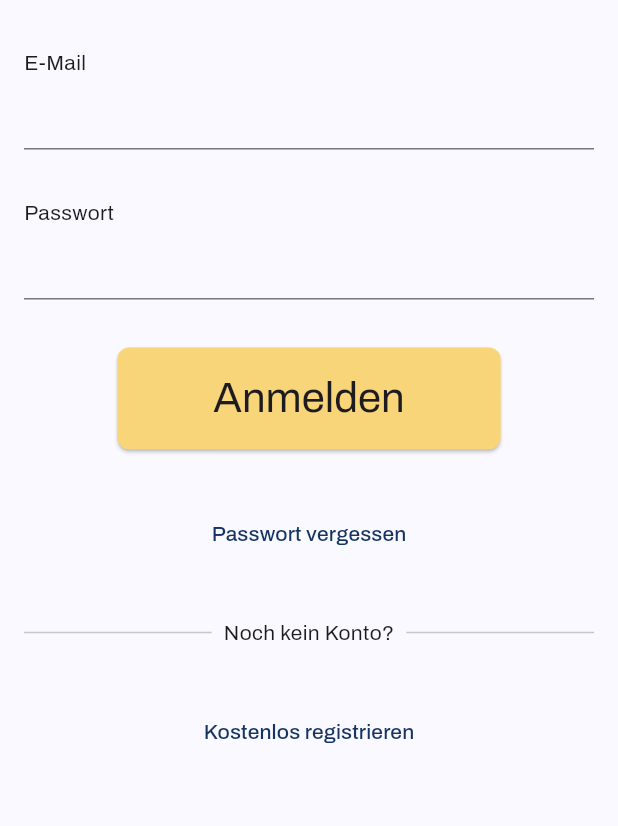
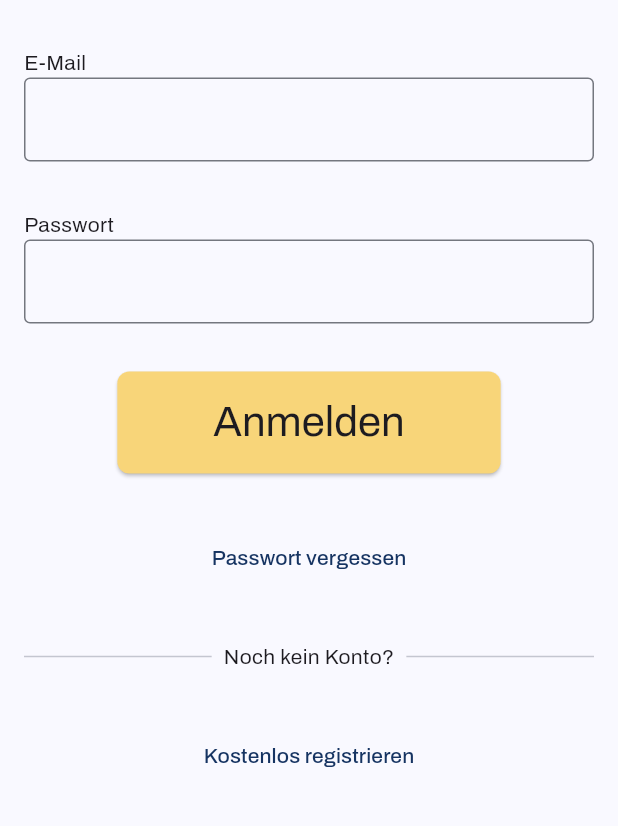
Before and after one commit to DavidAppAkademie/batch_3_app, a Flutter app: the screen it shows after launch, on a phone screen of 412 x 824 dp, the part 305-1131 px from its top. Run offline on Flutter 3.47's test engine with Material 3 defaults, Android fonts, the phone set to English and light mode, and no system bars; our stand-ins replace flutter_highlight, google_fonts.

Commit message:
added navigation from sign up page

```diff
--- a/lib/features/sign_up/presentation/sign_up_page.dart
+++ b/lib/features/sign_up/presentation/sign_up_page.dart
@@ -1,4 +1,5 @@
 import 'package:batch_3_app/config/app_sizes.dart';
+import 'package:batch_3_app/features/overview/presentation/overview_page.dart';
 import 'package:flutter/material.dart';
 
 class SignUpPage extends StatelessWidget {
@@ -6,7 +7,8 @@ class SignUpPage extends StatelessWidget {
   @override
   Widget build(BuildContext context) {
     return Scaffold(
-      body: Padding(
+      body: SingleChildScrollView(
+        child: Padding(
           padding: const EdgeInsets.all(Sizes.p16),
           child: Column(
             crossAxisAlignment: CrossAxisAlignment.start,
@@ -15,14 +17,25 @@ class SignUpPage extends StatelessWidget {
               Center(child: Image.asset("assets/images/logo.png")),
               gapH32,
               const Text("E-Mail"),
-            const TextField(),
+              const TextField(
+                decoration: InputDecoration(border: OutlineInputBorder()),
+              ),
               gapH32,
               const Text("Passwort"),
-            const TextField(),
+              const TextField(
+                decoration: InputDecoration(border: OutlineInputBorder()),
+              ),
               gapH32,
               Center(
                 child: ElevatedButton(
-                onPressed: () {},
+                  onPressed: () {
+                    Navigator.pushReplacement(
+                      context,
+                      MaterialPageRoute<void>(
+                        builder: (BuildContext context) => const OverviewPage(),
+                      ),
+                    );
+                  },
                   child: Text(
                     "Anmelden",
                     style: Theme.of(context).textTheme.headlineMedium,
@@ -58,6 +71,7 @@ class SignUpPage extends StatelessWidget {
             ],
           ),
         ),
+      ),
     );
   }
 }
```
Lines whose indentation alone changed are shown as unchanged.
